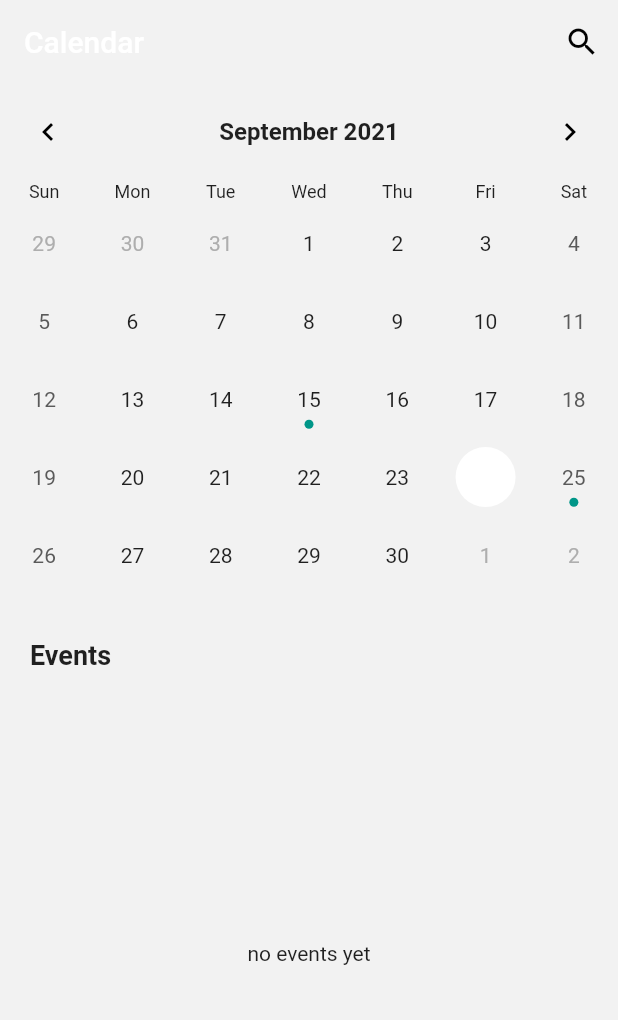
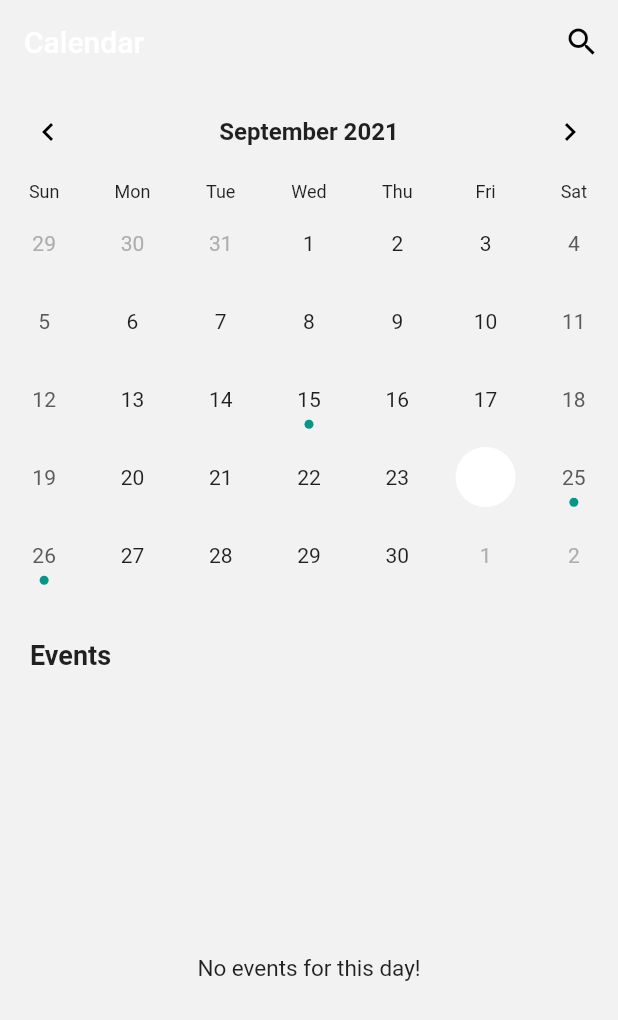
Before and after one commit to dipanshparmar/cpuh-client-app, a Flutter app: the screen it shows after launch, on a phone screen of 412 x 824 dp. Shown: the top 1020 px of the screen. Run offline on Flutter 3.47's test engine with Material 2 defaults, Android fonts, the light colour scheme and no system bars; drawn by our look-alikes of table_calendar.

Commit message:
made events work

```diff
--- a/lib/pages/home_page.dart
+++ b/lib/pages/home_page.dart
@@ -1,4 +1,8 @@
 import 'package:flutter/material.dart';
+import 'package:provider/provider.dart';
+
+// providers
+import '../providers/providers.dart';
 
 // widgets
 import '../widgets/widgets.dart';
@@ -29,9 +33,9 @@ class HomePage extends StatelessWidget {
       ),
       body: Column(
         crossAxisAlignment: CrossAxisAlignment.start,
-        children: const [
-          Calendar(),
-          Padding(
+        children: [
+          const Calendar(),
+          const Padding(
             padding: EdgeInsets.only(left: 20.0, right: 20.0, top: 30.0),
             child: Text(
               'Events',
@@ -41,9 +45,49 @@ class HomePage extends StatelessWidget {
               ),
             ),
           ),
+          const SizedBox(
+            height: 20,
+          ),
           Expanded(
-            child: Center(
-              child: Text('no events yet'),
+            child: Consumer<EventsProvider>(
+              builder: (context, object, child) {
+                if (object.getEventsForSelectedDay.isEmpty) {
+                  return const Center(
+                    child: Text(
+                      'No events for this day!',
+                      style: TextStyle(
+                        fontSize: 15,
+                      ),
+                    ),
+                  );
+                } else {
+                  return ListView.builder(
+                    // positioning and physics
+                    physics: const BouncingScrollPhysics(),
+                    padding: const EdgeInsets.symmetric(horizontal: 8),
+
+                    // itemcount and itembuilder
+                    itemCount: object.getEventsForSelectedDay.length,
+                    itemBuilder: (context, index) {
+                      // current event
+                      final event = object.getEventsForSelectedDay[index];
+
+                      // returning the list tile
+                      return ListTile(
+                        leading: SizedBox(
+                          height: double.infinity,
+                          child: Icon(
+                            Icons.circle,
+                            size: 6,
+                            color: Theme.of(context).iconTheme.color,
+                          ),
+                        ),
+                        title: Text(event.title),
+                      );
+                    },
+                  );
+                }
+              },
             ),
           )
         ],
--- a/lib/providers/events_provider.dart
+++ b/lib/providers/events_provider.dart
@@ -4,13 +4,17 @@ import 'package:flutter/material.dart';
 import '../models/models.dart';
 
 class EventsProvider with ChangeNotifier {
+  // selected date
+  DateTime _selectedDay = DateTime.now(); // by default it will be set to today
+
   // list of events
   final List<Event> _events = [
     Event(day: DateTime(2021, 9, 15), title: 'hello'),
     Event(day: DateTime(2021, 9, 25), title: 'test'),
+    Event(day: DateTime(2021, 9, 26), title: 'test'),
   ];
 
-  // method to get an event of a specific date
+  // method to get events for the provided day
   List<Event> getEventsForDay(DateTime day) {
     // returning the data where the day, the month and the year matches
     return _events
@@ -22,4 +26,23 @@ class EventsProvider with ChangeNotifier {
         )
         .toList();
   }
+
+  // method to get events for the _selectedDay
+  List<Event> get getEventsForSelectedDay {
+    // returning the data where the day, the month and the year matches
+    return _events
+        .where(
+          (event) =>
+              event.day.day == _selectedDay.day &&
+              event.day.month == _selectedDay.month &&
+              event.day.year == _selectedDay.year,
+        )
+        .toList();
+  }
+
+  // method to update the selected date
+  void updateSelectedDay(DateTime day) {
+    _selectedDay = day;
+    notifyListeners(); // notifying the listeners
+  }
 }
--- a/lib/widgets/calendar.dart
+++ b/lib/widgets/calendar.dart
@@ -52,6 +52,12 @@ class _CalendarState extends State<Calendar> {
 
       // on day selected
       onDaySelected: (selectedDay, focusedDay) {
+        // updating the day for the provider
+        Provider.of<EventsProvider>(context, listen: false).updateSelectedDay(
+          selectedDay,
+        );
+
+        // updating the values
         setState(() {
           _selectedDay = selectedDay;
           _focusedDay = focusedDay;
```
